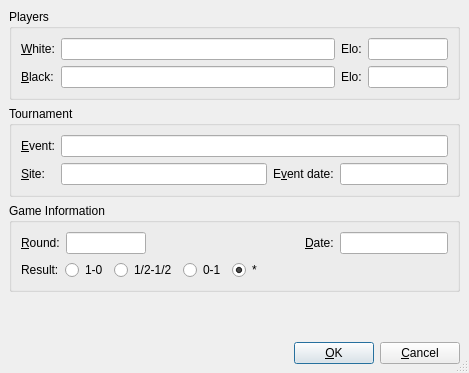
This is src/gui/savedialog.ui in madnight/chessx as Qt 5 draws it before an edit. The edited form follows.
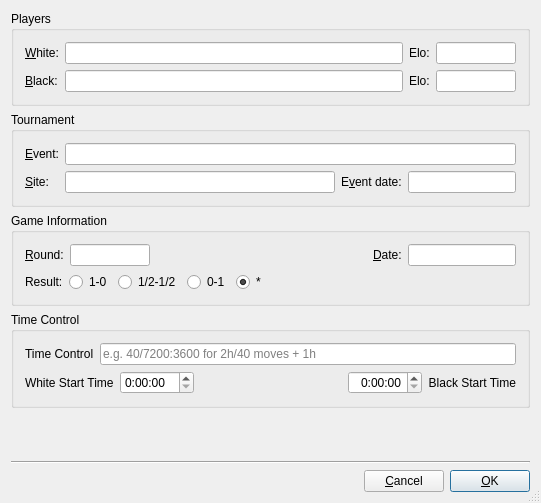
This is the edited form.

Diff of the .ui file:
```diff
--- a/src/gui/savedialog.ui
+++ b/src/gui/savedialog.ui
@@ -6,8 +6,8 @@
    <rect>
     <x>0</x>
     <y>0</y>
-    <width>469</width>
-    <height>373</height>
+    <width>541</width>
+    <height>503</height>
    </rect>
   </property>
   <property name="windowTitle">
@@ -17,33 +17,8 @@
    <bool>true</bool>
   </property>
   <layout class="QGridLayout">
-   <property name="margin">
-    <number>9</number>
-   </property>
-   <property name="spacing">
-    <number>6</number>
-   </property>
-   <item row="3" column="0">
-    <spacer>
-     <property name="orientation">
-      <enum>Qt::Vertical</enum>
-     </property>
-     <property name="sizeHint" stdset="0">
-      <size>
-       <width>451</width>
-       <height>16</height>
-      </size>
-     </property>
-    </spacer>
-   </item>
-   <item row="4" column="0">
+   <item row="6" column="0">
     <layout class="QHBoxLayout">
-     <property name="spacing">
-      <number>6</number>
-     </property>
-     <property name="margin">
-      <number>0</number>
-     </property>
      <item>
       <spacer>
        <property name="orientation">
@@ -60,6 +35,16 @@
        </property>
       </spacer>
      </item>
+     <item>
+      <widget class="QPushButton" name="buttonCancel">
+       <property name="text">
+        <string>&amp;Cancel</string>
+       </property>
+       <property name="autoDefault">
+        <bool>true</bool>
+       </property>
+      </widget>
+     </item>
      <item>
       <widget class="QPushButton" name="buttonOk">
        <property name="text">
@@ -73,16 +58,6 @@
        </property>
       </widget>
      </item>
-     <item>
-      <widget class="QPushButton" name="buttonCancel">
-       <property name="text">
-        <string>&amp;Cancel</string>
-       </property>
-       <property name="autoDefault">
-        <bool>true</bool>
-       </property>
-      </widget>
-     </item>
     </layout>
    </item>
    <item row="0" column="0">
@@ -91,12 +66,6 @@
       <string>Players</string>
      </property>
      <layout class="QGridLayout">
-      <property name="margin">
-       <number>9</number>
-      </property>
-      <property name="spacing">
-       <number>6</number>
-      </property>
       <item row="1" column="3">
        <widget class="QLineEdit" name="blackEloEdit">
         <property name="sizePolicy">
@@ -186,18 +155,109 @@
      </layout>
     </widget>
    </item>
+   <item row="4" column="0">
+    <spacer name="verticalSpacer">
+     <property name="orientation">
+      <enum>Qt::Vertical</enum>
+     </property>
+     <property name="sizeHint" stdset="0">
+      <size>
+       <width>20</width>
+       <height>40</height>
+      </size>
+     </property>
+    </spacer>
+   </item>
+   <item row="3" column="0">
+    <widget class="QGroupBox" name="groupBox_3">
+     <property name="title">
+      <string>Time Control</string>
+     </property>
+     <layout class="QGridLayout" name="gridLayout">
+      <property name="verticalSpacing">
+       <number>6</number>
+      </property>
+      <item row="5" column="0">
+       <layout class="QHBoxLayout" name="horizontalLayout">
+        <item>
+         <widget class="QLabel" name="label_2">
+          <property name="text">
+           <string>White Start Time</string>
+          </property>
+          <property name="alignment">
+           <set>Qt::AlignLeading|Qt::AlignLeft|Qt::AlignVCenter</set>
+          </property>
+         </widget>
+        </item>
+        <item>
+         <widget class="QTimeEdit" name="whiteStartTime">
+          <property name="displayFormat">
+           <string>H:mm:ss</string>
+          </property>
+         </widget>
+        </item>
+        <item>
+         <spacer name="horizontalSpacer">
+          <property name="orientation">
+           <enum>Qt::Horizontal</enum>
+          </property>
+          <property name="sizeHint" stdset="0">
+           <size>
+            <width>40</width>
+            <height>20</height>
+           </size>
+          </property>
+         </spacer>
+        </item>
+        <item>
+         <widget class="QTimeEdit" name="blackStartTime">
+          <property name="alignment">
+           <set>Qt::AlignRight|Qt::AlignTrailing|Qt::AlignVCenter</set>
+          </property>
+          <property name="displayFormat">
+           <string>H:mm:ss</string>
+          </property>
+         </widget>
+        </item>
+        <item>
+         <widget class="QLabel" name="label_3">
+          <property name="text">
+           <string>Black Start Time</string>
+          </property>
+          <property name="alignment">
+           <set>Qt::AlignRight|Qt::AlignTrailing|Qt::AlignVCenter</set>
+          </property>
+         </widget>
+        </item>
+       </layout>
+      </item>
+      <item row="0" column="0">
+       <layout class="QHBoxLayout" name="horizontalLayout_2">
+        <item>
+         <widget class="QLabel" name="label_4">
+          <property name="text">
+           <string>Time Control</string>
+          </property>
+         </widget>
+        </item>
+        <item>
+         <widget class="QLineEdit" name="timeControl">
+          <property name="placeholderText">
+           <string>e.g. 40/7200:3600 for 2h/40 moves + 1h</string>
+          </property>
+         </widget>
+        </item>
+       </layout>
+      </item>
+     </layout>
+    </widget>
+   </item>
    <item row="1" column="0">
     <widget class="QGroupBox" name="groupBox_2">
      <property name="title">
       <string>Tournament</string>
      </property>
      <layout class="QGridLayout">
-      <property name="margin">
-       <number>9</number>
-      </property>
-      <property name="spacing">
-       <number>6</number>
-      </property>
       <item row="1" column="3">
        <widget class="QLineEdit" name="eventDateEdit">
         <property name="sizePolicy">
@@ -273,12 +333,6 @@
       <string>Game Information</string>
      </property>
      <layout class="QGridLayout">
-      <property name="margin">
-       <number>9</number>
-      </property>
-      <property name="spacing">
-       <number>6</number>
-      </property>
       <item row="0" column="1">
        <widget class="QLineEdit" name="roundEdit">
         <property name="sizePolicy">
@@ -346,12 +400,6 @@
       </item>
       <item row="1" column="0" colspan="4">
        <layout class="QHBoxLayout">
-        <property name="spacing">
-         <number>6</number>
-        </property>
-        <property name="margin">
-         <number>0</number>
-        </property>
         <item>
          <widget class="QLabel" name="label">
           <property name="text">
@@ -408,6 +456,13 @@
      </layout>
     </widget>
    </item>
+   <item row="5" column="0">
+    <widget class="Line" name="line">
+     <property name="orientation">
+      <enum>Qt::Horizontal</enum>
+     </property>
+    </widget>
+   </item>
   </layout>
  </widget>
  <layoutdefault spacing="6" margin="11"/>
```
Left out of the diff: 1 changed line with no effect on the pictures.
